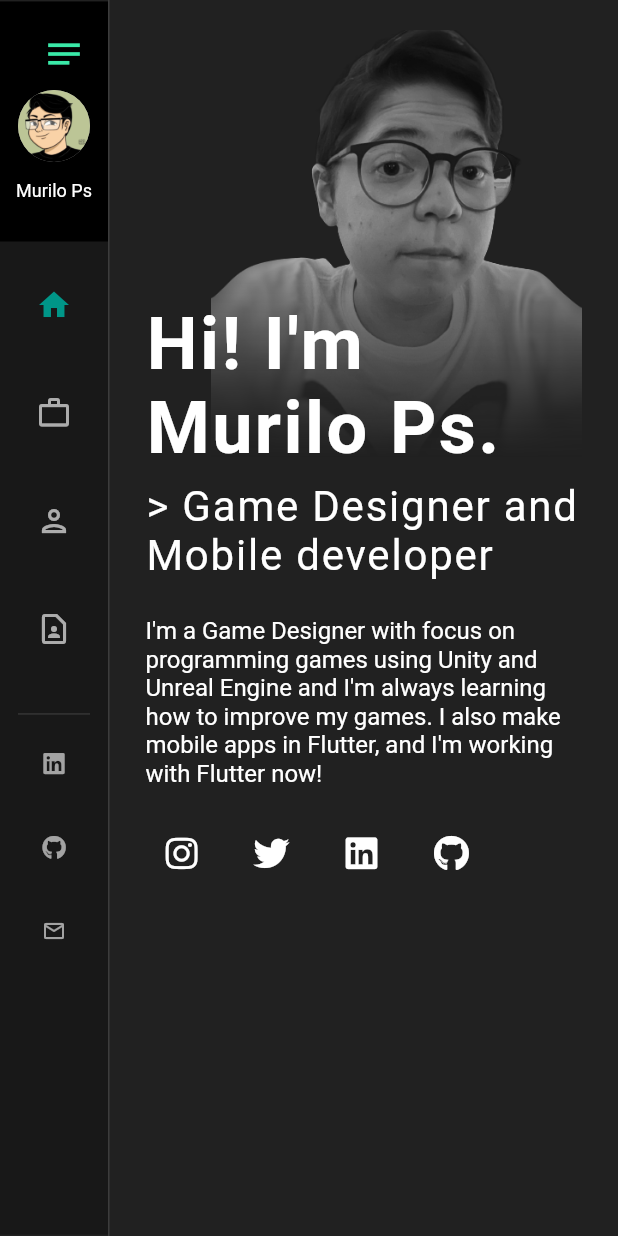
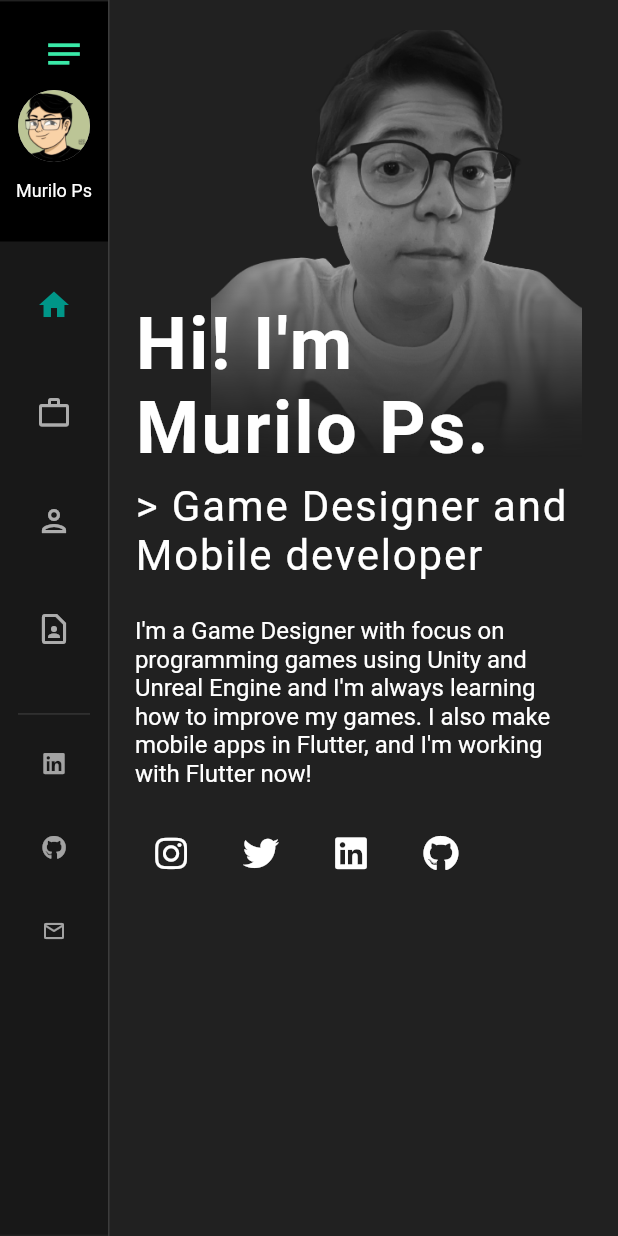
Before and after one commit to murilinhoPs/murilinho-portfolio, a Flutter app: the screen it shows after launch, on a phone screen of 412 x 824 dp. Run offline on Flutter 3.47's test engine with Material 2 defaults, Android fonts, the phone set to English and light mode, and no system bars; our stand-ins replace flutter_markdown, responsive_builder.

Commit message:
Create main page for mobile and desktop

```diff
--- a/lib/pages/main_page/main_page.dart
+++ b/lib/pages/main_page/main_page.dart
@@ -1,6 +1,7 @@
 import 'package:flutter/material.dart';
-import 'package:murilinho_portfolio/pages/main_page/sections/home/home_section.dart';
-import 'package:murilinho_portfolio/pages/main_page/sections/nav_bar/nav_bar.dart';
+import 'package:murilinho_portfolio/pages/main_page/main_page_desktop.dart';
+import 'package:murilinho_portfolio/pages/main_page/main_page_mobile.dart';
+import 'package:responsive_builder/responsive_builder.dart';
 
 class MainPage extends StatefulWidget {
   const MainPage({Key? key}) : super(key: key);
@@ -13,20 +14,9 @@ class _MainPageState extends State<MainPage> {
   @override
   Widget build(BuildContext context) {
     return Scaffold(
-      body: Row(
-        mainAxisAlignment: MainAxisAlignment.start,
-        children: [
-          NavBar(),
-          Expanded(
-            child: ListView(
-              padding: const EdgeInsets.symmetric(horizontal: 24.0),
-              children: [
-                SizedBox(height: 20.0),
-                HomeSection(),
-              ],
-            ),
-          ),
-        ],
+      body: ScreenTypeLayout(
+        desktop: MainPageDesktop(),
+        mobile: MainPageMobile(),
       ),
     );
   }
--- /dev/null
+++ b/lib/pages/main_page/main_page_desktop.dart
@@ -0,0 +1,24 @@
+import 'package:flutter/material.dart';
+import 'package:murilinho_portfolio/pages/main_page/sections/home/home_section.dart';
+import 'package:murilinho_portfolio/pages/main_page/sections/nav_bar/nav_bar.dart';
+
+class MainPageDesktop extends StatelessWidget {
+  @override
+  Widget build(BuildContext context) {
+    return Row(
+      mainAxisAlignment: MainAxisAlignment.start,
+      children: [
+        NavBar(),
+        Expanded(
+          child: ListView(
+            padding: const EdgeInsets.symmetric(horizontal: 24.0),
+            children: [
+              SizedBox(height: 20.0),
+              HomeSection(),
+            ],
+          ),
+        ),
+      ],
+    );
+  }
+}
--- /dev/null
+++ b/lib/pages/main_page/main_page_mobile.dart
@@ -0,0 +1,30 @@
+import 'package:flutter/material.dart';
+import 'package:murilinho_portfolio/pages/main_page/sections/home/home_section.dart';
+import 'package:murilinho_portfolio/pages/main_page/sections/nav_bar/nav_bar.dart';
+
+class MainPageMobile extends StatelessWidget {
+  @override
+  Widget build(BuildContext context) {
+    final width = MediaQuery.of(context).size.width;
+
+    return Stack(
+      children: [
+        Positioned(
+          top: 0,
+          bottom: 0,
+          left: width * 0.16,
+          right: 0,
+          child: ListView(
+            padding: const EdgeInsets.symmetric(horizontal: 24.0),
+            shrinkWrap: true,
+            children: [
+              SizedBox(height: 20.0),
+              HomeSection(),
+            ],
+          ),
+        ),
+        NavBar(),
+      ],
+    );
+  }
+}
--- a/lib/pages/main_page/sections/home/home_desktop.dart
+++ b/lib/pages/main_page/sections/home/home_desktop.dart
@@ -68,7 +68,7 @@ class HomeDesktop extends StatelessWidget {
           Expanded(
             child: ImageFadeWidget(
               imagePath: Assets.mePortrait,
-              height: 400,
+              height: 600,
             ),
           ),
         ],
```
